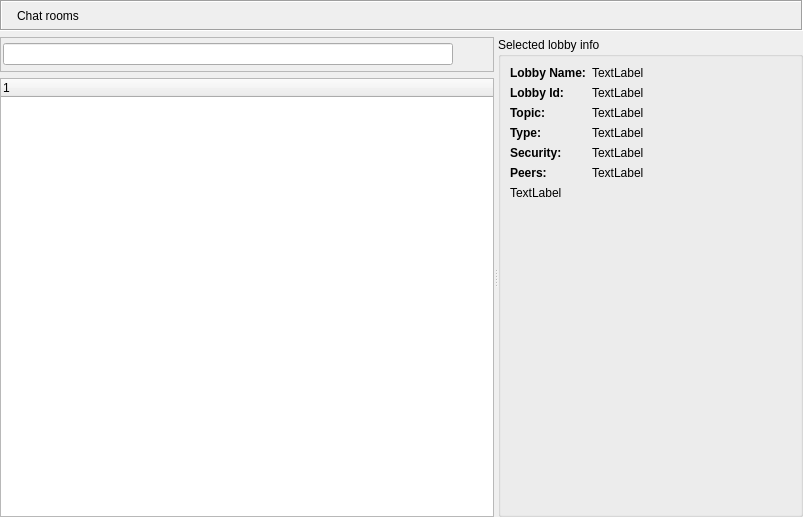
Above: retroshare-gui/src/gui/ChatLobbyWidget.ui from RetroShare/RetroShare before the change. Below: the same form after it.
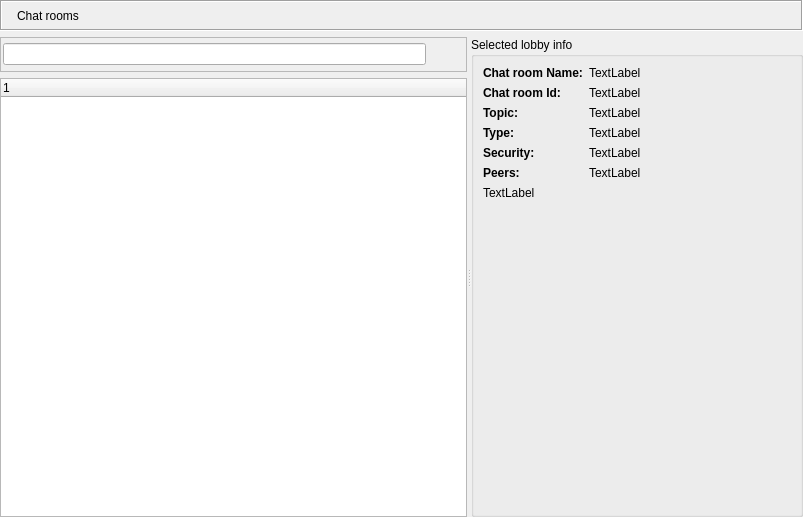
That is the form after the change. Icons and pictures are not drawn. Custom widgets are drawn as their Qt base class.

Commit message: changed Lobbies into Chat rooms in a few places

What changed in the file:
```diff
--- a/retroshare-gui/src/gui/ChatLobbyWidget.ui
+++ b/retroshare-gui/src/gui/ChatLobbyWidget.ui
@@ -242,7 +242,7 @@
                   </font>
                  </property>
                  <property name="text">
-                  <string>Lobby Name:</string>
+                  <string>Chat room Name:</string>
                  </property>
                 </widget>
                </item>
@@ -255,7 +255,7 @@
                   </font>
                  </property>
                  <property name="text">
-                  <string>Lobby Id:</string>
+                  <string>Chat room Id:</string>
                  </property>
                 </widget>
                </item>
```
Left out of the diff: 3 changed lines with no effect on the pictures. The commit also changes 1 other file.
